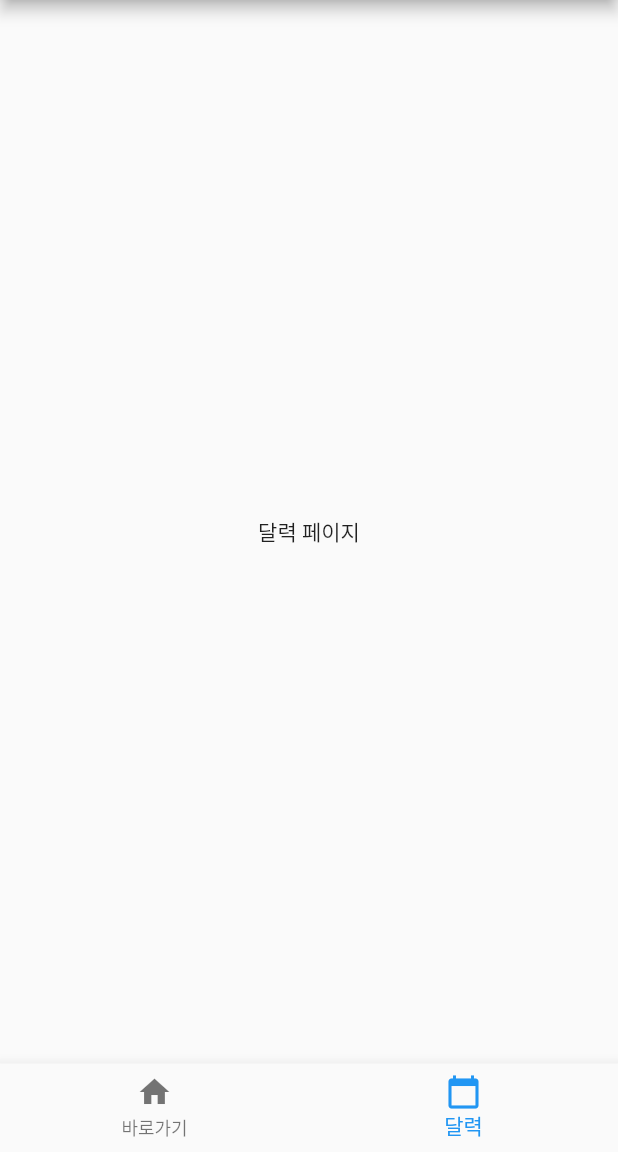
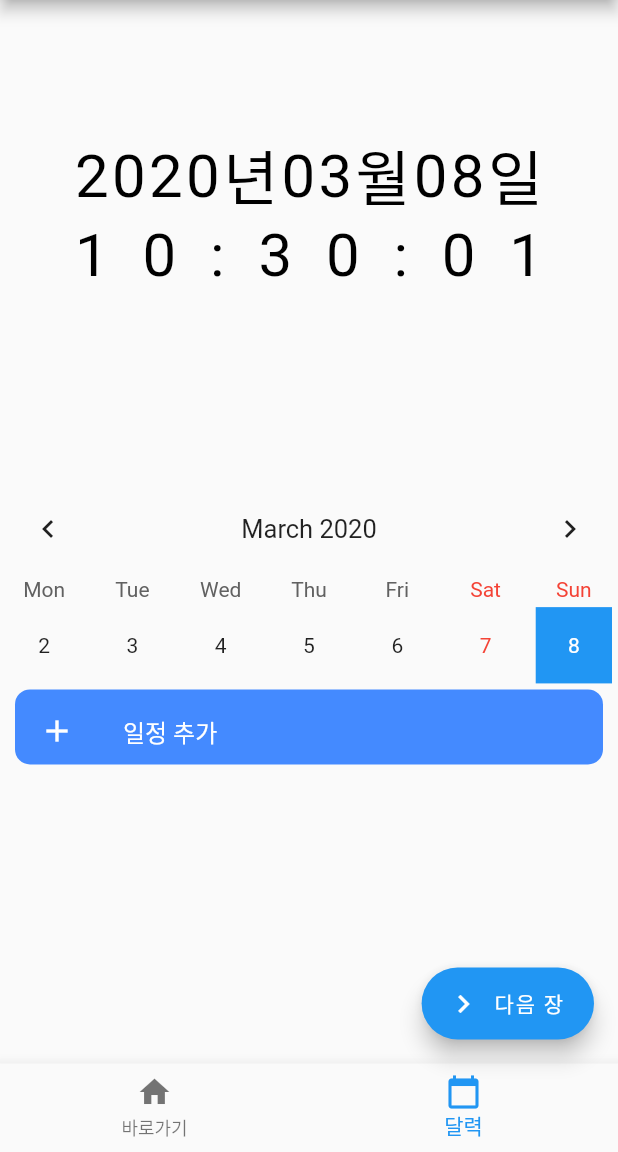
Before and after one commit to DSC-KMOU-App/SeniorHanGeulViewer, a Flutter app: the screen it shows after launch, item 2 of the bottom bar chosen, on a phone screen of 412 x 824 dp, the part 84-1236 px from its top. Run offline on Flutter 3.47's test engine with Material 2 defaults, Android fonts, the phone set to English and light mode, and no system bars; drawn by our look-alikes of table_calendar; our stand-ins replace shared_preferences.

Commit message:
시계,달력 추가!

```diff
--- /dev/null
+++ b/senior_viewer/lib/calendar/Calender.dart
@@ -0,0 +1,179 @@
+import 'dart:convert';
+import 'package:flutter/material.dart';
+import 'package:shared_preferences/shared_preferences.dart';
+import 'package:table_calendar/table_calendar.dart';
+
+class Calendar extends StatefulWidget {
+  @override
+  _CalendarState createState() => _CalendarState();
+}
+
+class _CalendarState extends State<Calendar> {
+  CalendarController _controller;
+  Map<DateTime,List<dynamic>> _events;
+  List<dynamic> _selectedEvents;
+  TextEditingController _eventController;
+  SharedPreferences prefs;
+  int index;
+  @override
+  void initState() {
+    super.initState();
+    _controller = CalendarController();
+    _eventController = TextEditingController();
+    _events = {};
+    _selectedEvents = [];
+    initPrefs();
+  }
+
+  initPrefs() async {
+    prefs = await SharedPreferences.getInstance();
+    setState(() {
+      _events = Map<DateTime,List<dynamic>>.from(decodeMap(json.decode(prefs.getString("events") ?? "{}")));
+    });
+  }
+
+  Map<String,dynamic> encodeMap(Map<DateTime,dynamic> map) {
+    Map<String,dynamic> newMap = {};
+    map.forEach((key,value) {
+      newMap[key.toString()] = map[key];
+    });
+    return newMap;
+  }
+
+  Map<DateTime,dynamic> decodeMap(Map<String,dynamic> map) {
+    Map<DateTime,dynamic> newMap = {};
+    map.forEach((key,value) {
+      newMap[DateTime.parse(key)] = map[key];
+    });
+    return newMap;
+  }
+
+  removeValues (_events) async {
+    SharedPreferences prefs = await SharedPreferences.getInstance();
+    prefs.remove("stringValue");
+  }
+
+  @override
+  Widget build(BuildContext context) {
+    return Scaffold(
+      body: SingleChildScrollView(
+        child: Column(
+          crossAxisAlignment: CrossAxisAlignment.start,
+          children: <Widget>[
+            TableCalendar(
+              events: _events,
+              initialCalendarFormat: CalendarFormat.week,
+              calendarStyle: CalendarStyle(
+                  canEventMarkersOverflow: true,
+                  todayColor: Colors.orange,
+                  selectedColor: Theme.of(context).primaryColor,
+                  todayStyle: TextStyle(
+                      fontWeight: FontWeight.bold,
+                      fontSize: 18.0,
+                      color: Colors.white)),
+              headerStyle: HeaderStyle(
+                  centerHeaderTitle: true,
+                  formatButtonVisible: false
+              ),
+              startingDayOfWeek: StartingDayOfWeek.monday,
+              onDaySelected: (date, events) {
+                setState(() {
+                  _selectedEvents = events;
+                });
+              },
+              builders: CalendarBuilders(
+                selectedDayBuilder: (context, date, events) => Container(
+                    margin: const EdgeInsets.all(4.0),
+                    alignment: Alignment.center,
+                    decoration: BoxDecoration(
+                        color: Theme.of(context).primaryColor),
+                    child: Text(
+                      date.day.toString(),
+                      style: TextStyle(color: Colors.white),
+                    )),
+                todayDayBuilder: (context, date, events) => Container(
+                    margin: const EdgeInsets.all(4.0),
+                    alignment: Alignment.center,
+                    decoration: BoxDecoration(
+                        color: Colors.grey),
+                    child: Text(
+                      date.day.toString(),
+                      style: TextStyle(color: Colors.white),
+                    )),
+              ),
+              calendarController: _controller,
+            ),
+            Container(
+              height: 50,
+              margin: EdgeInsets.only(left:10.0, right: 10.0),
+              decoration: BoxDecoration(
+                  color: Colors.blueAccent,
+                  shape: BoxShape.rectangle,
+                  borderRadius: BorderRadius.circular(10.0)
+              ),
+              child: new Center(
+                child: ListTile(
+                  leading: Icon(Icons.add,color: Colors.white),
+                  title: Text('일정 추가',style: TextStyle(color: Colors.white),),
+                  onTap: _showAddDialog,
+                ),
+              ),
+            ),
+            ..._selectedEvents.map((event) => Dismissible(
+              key: Key(event),
+              child: ListTile(
+                title: Text(event),
+              ),
+              onDismissed: (direction){
+                setState(() {
+                  event.removeAt(index);
+                });
+              },
+              direction: DismissDirection.endToStart,
+              background: Container(
+                alignment: Alignment.centerRight,
+                color: Colors.blueAccent,
+                child: Text('삭제   ', style: TextStyle(color: Colors.white, fontSize: 20.0),),
+              ),
+            )),
+          ],
+        ),
+      ),
+    );
+  }
+
+  _showAddDialog() {
+    showDialog(
+        context: context,
+        builder: (context) => AlertDialog(
+          content: Column(
+            mainAxisSize: MainAxisSize.min,
+            children: <Widget>[
+              Text('일정을 적어주세요'),
+              TextField(
+                controller: _eventController,
+              ),
+            ],
+          ),
+          actions: <Widget>[
+            FlatButton(
+              child: Text("저장"),
+              onPressed: (){
+                if(_eventController.text.isEmpty) return;
+                setState(() {
+                  if(_events[_controller.selectedDay] != null) {
+                    _events[_controller.selectedDay].add(_eventController.text);
+                  }else{
+                    _events[_controller.selectedDay] = [_eventController.text];
+                  }
+                  prefs.setString("events", json.encode(encodeMap(_events)));
+                  _eventController.clear();
+                  Navigator.pop(context);
+                });
+              },
+            )
+          ],
+        )
+    );
+  }
+}
--- /dev/null
+++ b/senior_viewer/lib/clock/Clock.dart
@@ -0,0 +1,190 @@
+import 'dart:async';
+
+import 'package:flutter/material.dart';
+import 'package:intl/intl.dart' show DateFormat;
+
+class Clock extends StatefulWidget {
+  Clock({Key key}) : super(key: key);
+
+  @override
+  _ClockState createState() => _ClockState();
+}
+
+class _ClockState extends State<Clock> {
+  Time _now = Time();
+  Date _nowDate = Date();
+
+  // Tick the clock
+  @override
+  void initState() {
+    Timer.periodic(Duration(seconds: 1), (v) {
+      setState(() {
+        _nowDate = Date();
+        _now = Time();
+      });
+    });
+    super.initState();
+  }
+
+  @override
+  Widget build(BuildContext context) {
+    return Container(
+        padding: EdgeInsets.all(50),
+        child: Column(
+          children: <Widget>[
+            Row(
+              mainAxisAlignment: MainAxisAlignment.spaceBetween,
+              children: [
+                // Columns for the clock
+                DateText(
+                    dateInteger: _nowDate.yearThousands
+                ),
+                DateText(
+                    dateInteger: _nowDate.yearHundreds
+                ),
+                DateText(
+                    dateInteger: _nowDate.yearTens
+                ),
+                DateText(
+                    dateInteger: _nowDate.yearOnes
+                ),
+                Text(
+                  '년',
+                  style: TextStyle(fontSize: 40, color: Colors.black),
+                ),
+                DateText(
+                    dateInteger: _nowDate.monthTens
+                ),
+                DateText(
+                    dateInteger: _nowDate.monthOnes
+                ),
+                Text(
+                  '월',
+                  style: TextStyle(fontSize: 40, color: Colors.black),
+                ),
+                DateText(
+                    dateInteger: _nowDate.dayTens
+                ),
+                DateText(
+                    dateInteger: _nowDate.dayOnes
+                ),
+                Text(
+                  '일',
+                  style: TextStyle(fontSize: 40, color: Colors.black),
+                ),
+              ],
+            ),
+            Row(
+              mainAxisAlignment: MainAxisAlignment.spaceBetween,
+              children: [
+                // Columns for the clock
+                ClockText(
+                    timeInteger: _now.hourTens
+                ),
+                ClockText(
+                    timeInteger: _now.hourOnes
+                ),
+                Text(
+                  ':',
+                  style: TextStyle(fontSize: 40, color: Colors.black),
+                ),
+                ClockText(
+                    timeInteger: _now.minuteTens
+                ),
+                ClockText(
+                    timeInteger: _now.minuteOnes
+                ),
+                Text(
+                  ':',
+                  style: TextStyle(fontSize: 40, color: Colors.black),
+                ),
+                ClockText(
+                    timeInteger: _now.secondTens
+                ),
+                ClockText(
+                    timeInteger: _now.secondOnes
+                ),
+              ],
+            ),
+          ],
+        ));
+  }
+}
+
+class Time {
+  List<String> timeIntegers;
+
+  Time() {
+    DateTime now = DateTime.now();
+    String hhmmss = DateFormat("Hms").format(now).replaceAll(':', '');
+
+    timeIntegers = hhmmss
+        .split('')
+        .map((str) => int.parse(str).toRadixString(2).padLeft(4, '0'))
+        .toList();
+  }
+
+  get hourTens => timeIntegers[0];
+  get hourOnes => timeIntegers[1];
+  get minuteTens => timeIntegers[2];
+  get minuteOnes => timeIntegers[3];
+  get secondTens => timeIntegers[4];
+  get secondOnes => timeIntegers[5];
+}
+
+class ClockText extends StatelessWidget {
+  String timeInteger;
+  List bits;
+
+  ClockText({this.timeInteger}) {
+    bits = timeInteger.split('');
+  }
+
+  @override
+  Widget build(BuildContext context) {
+    return Text(
+      int.parse(timeInteger, radix: 2).toString(),
+      style: TextStyle(fontSize: 40, color: Colors.black),
+    );
+  }
+}
+
+class Date {
+  List<String> dateIntegers;
+
+  Date() {
+    DateTime now = DateTime.now();
+    String formattedDate = DateFormat('dd-MM-yyyy').format(now).replaceAll('-', '');
+
+    dateIntegers = formattedDate
+        .split('')
+        .map((str) => int.parse(str).toRadixString(2).padLeft(4, '0'))
+        .toList();
+  }
+
+  get dayTens => dateIntegers[0];
+  get dayOnes => dateIntegers[1];
+  get monthTens => dateIntegers[2];
+  get monthOnes => dateIntegers[3];
+  get yearThousands => dateIntegers[4];
+  get yearHundreds => dateIntegers[5];
+  get yearTens => dateIntegers[6];
+  get yearOnes => dateIntegers[7];
+}
+
+class DateText extends StatelessWidget {
+  String dateInteger;
+  List bits;
+
+  DateText({this.dateInteger}) {
+    bits = dateInteger.split('');
+  }
+
+  @override
+  Widget build(BuildContext context) {
+    return Text(
+      int.parse(dateInteger, radix: 2).toString(),
+      style: TextStyle(fontSize: 40, color: Colors.black),
+    );
+  }
+}
--- a/senior_viewer/lib/main.dart
+++ b/senior_viewer/lib/main.dart
@@ -36,6 +36,11 @@ class _MyHomePageState extends State<MyHomePage> {
         title: Text(widget.title),
       ),
       body: _pages[_index],
+      floatingActionButton: FloatingActionButton.extended(
+          onPressed: null,
+          label: Text('다음 장'),
+          icon: Icon(Icons.navigate_next),
+      ),
       bottomNavigationBar: BottomNavigationBar(
         onTap: (index){
           setState((){
--- a/senior_viewer/lib/secondpage.dart
+++ b/senior_viewer/lib/secondpage.dart
@@ -1,9 +1,23 @@
 import 'package:flutter/cupertino.dart';
 
+import 'calendar/Calender.dart';
+import 'clock/Clock.dart';
+
+// ignore: camel_case_types
 class secondpage extends StatelessWidget{
   Widget build(BuildContext context){
     return Center(
-      child: Text('달력 페이지'),
+      child:  Column(
+        mainAxisSize: MainAxisSize.max,
+        mainAxisAlignment: MainAxisAlignment.spaceAround,
+        children: <Widget>[
+          Clock(),
+          Container(
+            height: 350,
+            child: Calendar(),
+          ),
+        ],
+      ),
     );
   }
 }
```
Also changed, not shown: senior_viewer/pubspec.yaml (+6 -53 lines), senior_viewer/pubspec.lock.
